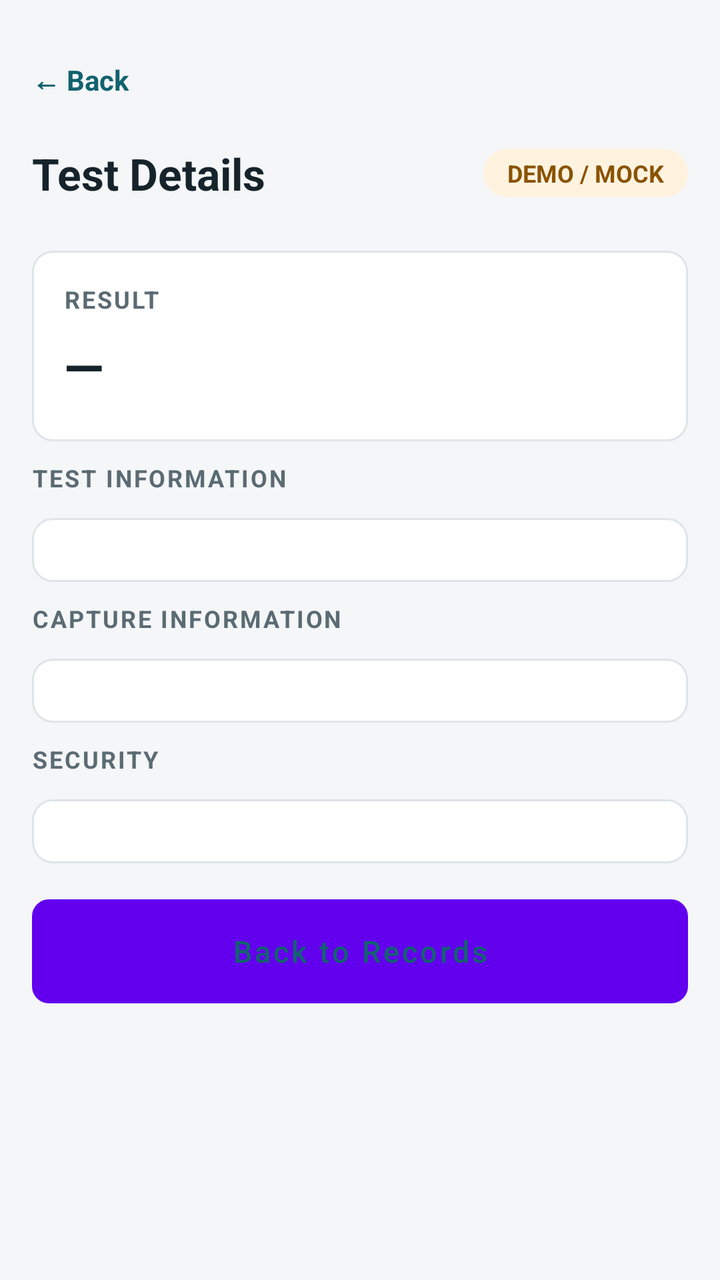
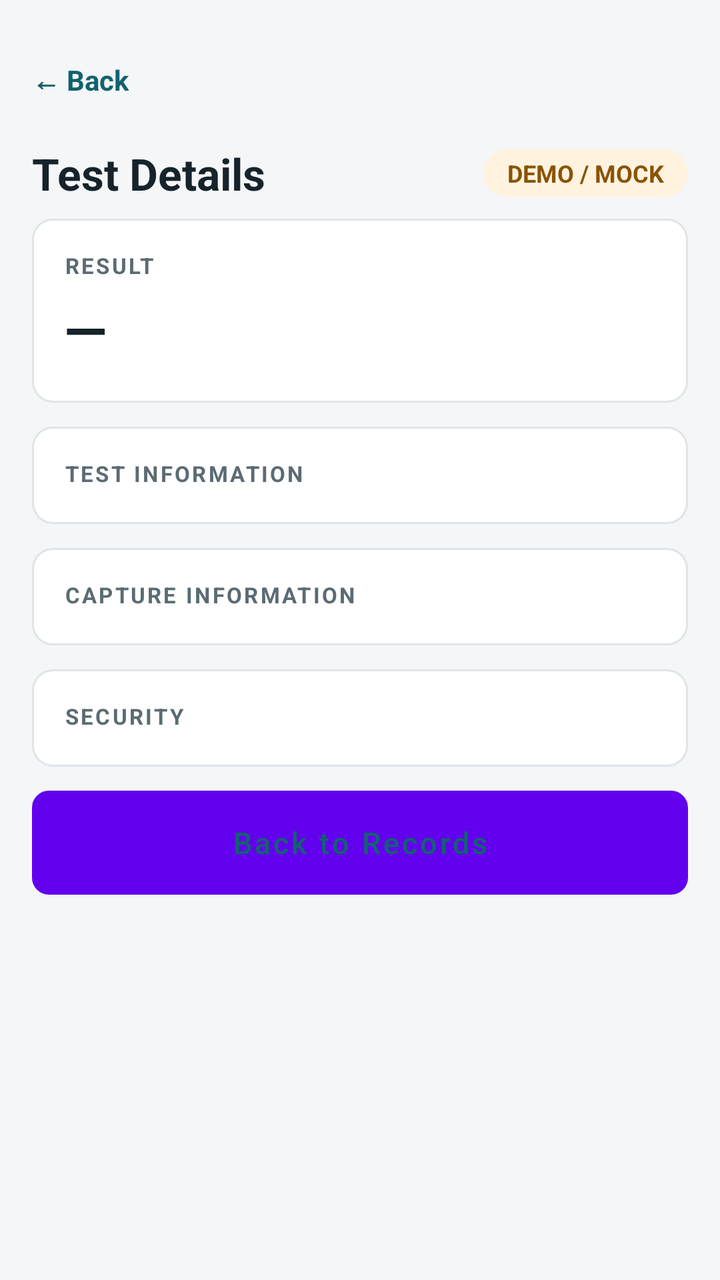

Two renders of the same Android screen: before a commit and after it. Below are the layout's source before the change and the commit's diff.
<!-- AndroidManifest.xml: fallback theme Theme.MaterialComponents.DayNight.NoActionBar -->
<!-- res/layout/activity_detail.xml -->
<?xml version="1.0" encoding="utf-8"?>
<ScrollView xmlns:android="http://schemas.android.com/apk/res/android"
    android:layout_width="match_parent"
    android:layout_height="match_parent"
    android:background="@color/background"
    android:fitsSystemWindows="true"
    android:fillViewport="true">

    <LinearLayout
        android:layout_width="match_parent"
        android:layout_height="wrap_content"
        android:orientation="vertical"
        android:padding="@dimen/screen_margin">

        <TextView
            android:id="@+id/tvBack"
            style="@style/Text.BackLink"
            android:layout_width="wrap_content"
            android:layout_height="wrap_content"
            android:contentDescription="@string/common_back"
            android:text="@string/common_back" />

        <LinearLayout
            android:layout_width="match_parent"
            android:layout_height="wrap_content"
            android:layout_marginTop="@dimen/item_gap"
            android:gravity="center_vertical"
            android:orientation="horizontal">

            <TextView
                style="@style/Text.ScreenTitle"
                android:layout_width="0dp"
                android:layout_height="wrap_content"
                android:layout_weight="1"
                android:text="Test Details" />

            <TextView
                android:id="@+id/tvDemoBanner"
                style="@style/Text.Pill"
                android:layout_width="wrap_content"
                android:layout_height="wrap_content"
                android:layout_marginLeft="@dimen/item_gap"
                android:background="@drawable/bg_pill"
                android:backgroundTint="@color/demo_bg"
                android:text="DEMO / MOCK"
                android:textColor="@color/demo_text" />
        </LinearLayout>

        <TextView
            android:id="@+id/tvDetail"
            style="@style/Text.Support"
            android:layout_width="match_parent"
            android:layout_height="wrap_content"
            android:layout_marginTop="12dp"
            android:text="Loading record..."
            android:visibility="gone" />

        
        <LinearLayout
            style="@style/Widget.Card"
            android:layout_width="match_parent"
            android:layout_height="wrap_content"
            android:layout_marginTop="@dimen/section_gap">

            <TextView
                style="@style/Text.SectionLabel"
                android:layout_width="wrap_content"
                android:layout_height="wrap_content"
                android:text="RESULT" />

            <TextView
                android:id="@+id/tvResult"
                style="@style/Text.ResultValue"
                android:layout_width="wrap_content"
                android:layout_height="wrap_content"
                android:layout_marginTop="@dimen/item_gap"
                android:text="—" />

            <LinearLayout
                android:id="@+id/containerResult"
                android:layout_width="match_parent"
                android:layout_height="wrap_content"
                android:layout_marginTop="4dp"
                android:orientation="vertical" />
        </LinearLayout>

        
        <TextView
            style="@style/Text.SectionLabel"
            android:layout_width="wrap_content"
            android:layout_height="wrap_content"
            android:layout_marginBottom="12dp"
            android:text="TEST INFORMATION" />

        <LinearLayout
            style="@style/Widget.Card"
            android:layout_width="match_parent"
            android:layout_height="wrap_content">

            <LinearLayout
                android:id="@+id/containerInfo"
                android:layout_width="match_parent"
                android:layout_height="wrap_content"
                android:orientation="vertical" />
        </LinearLayout>

        
        <TextView
            style="@style/Text.SectionLabel"
            android:layout_width="wrap_content"
            android:layout_height="wrap_content"
            android:layout_marginBottom="12dp"
            android:text="CAPTURE INFORMATION" />

        <LinearLayout
            style="@style/Widget.Card"
            android:layout_width="match_parent"
            android:layout_height="wrap_content">

            <LinearLayout
                android:id="@+id/containerCapture"
                android:layout_width="match_parent"
                android:layout_height="wrap_content"
                android:orientation="vertical" />
        </LinearLayout>

        
        <TextView
            style="@style/Text.SectionLabel"
            android:layout_width="wrap_content"
            android:layout_height="wrap_content"
            android:layout_marginBottom="12dp"
            android:text="SECURITY" />

        <LinearLayout
            style="@style/Widget.Card"
            android:layout_width="match_parent"
            android:layout_height="wrap_content">

            <LinearLayout
                android:id="@+id/containerSecurity"
                android:layout_width="match_parent"
                android:layout_height="wrap_content"
                android:orientation="vertical" />
        </LinearLayout>

        <Button
            android:id="@+id/btnBack"
            style="@style/Widget.Button.Secondary"
            android:layout_width="match_parent"
            android:layout_height="@dimen/button_height"
            android:layout_marginTop="@dimen/item_gap"
            android:text="Back to Records" />

    </LinearLayout>
</ScrollView>
<!-- resources referenced by this layout -->
<resources>
  <color name="background">#F4F6F8</color>
  <color name="demo_bg">#FFF3E0</color>
  <color name="demo_text">#8A5300</color>
  <dimen name="button_height">52dp</dimen>
  <dimen name="item_gap">8dp</dimen>
  <dimen name="screen_margin">16dp</dimen>
  <dimen name="section_gap">24dp</dimen>
  <!-- drawable bg_pill (drawable) -->
  <?xml version="1.0" encoding="utf-8"?>
  <shape xmlns:android="http://schemas.android.com/apk/res/android"
      android:shape="rectangle">
      <solid android:color="@color/surface" />
      <corners android:radius="20dp" />
  </shape>
  <string name="common_back">← Back</string>
  <style name="Text.Pill" parent="">
          <item name="android:textSize">12sp</item>
          <item name="android:textStyle">bold</item>
          <item name="android:paddingLeft">12dp</item>
          <item name="android:paddingRight">12dp</item>
          <item name="android:paddingTop">4dp</item>
          <item name="android:paddingBottom">4dp</item>
      </style>
  <style name="Text.ResultValue" parent="">
          <item name="android:textSize">26sp</item>
          <item name="android:textStyle">bold</item>
          <item name="android:textColor">@color/text_primary</item>
      </style>
  <style name="Text.ScreenTitle" parent="">
          <item name="android:textSize">22sp</item>
          <item name="android:textStyle">bold</item>
          <item name="android:textColor">@color/text_primary</item>
      </style>
  <style name="Text.SectionLabel" parent="">
          <item name="android:textSize">12sp</item>
          <item name="android:textStyle">bold</item>
          <item name="android:textColor">@color/text_secondary</item>
          <item name="android:letterSpacing">0.08</item>
      </style>
  <style name="Text.Support" parent="">
          <item name="android:textSize">14sp</item>
          <item name="android:textColor">@color/text_secondary</item>
          <item name="android:lineSpacingMultiplier">1.2</item>
      </style>
  <style name="Widget.Button.Secondary" parent="">
          <item name="android:layout_width">match_parent</item>
          <item name="android:layout_height">@dimen/button_height</item>
          <item name="android:background">@drawable/bg_button_secondary</item>
          <item name="android:textColor">@color/primary</item>
          <item name="android:textSize">15sp</item>
          <item name="android:textAllCaps">false</item>
          <item name="android:stateListAnimator">@null</item>
      </style>
  <style name="Widget.Card" parent="">
          <item name="android:background">@drawable/bg_card</item>
          <item name="android:padding">@dimen/card_padding</item>
          <item name="android:layout_marginBottom">@dimen/card_gap</item>
          <item name="android:orientation">vertical</item>
      </style>
  <color name="surface">#FFFFFF</color>
  <color name="primary">#12626F</color>
  <dimen name="touch_target">48dp</dimen>
  <color name="text_primary">#16232A</color>
  <color name="text_secondary">#5B6B73</color>
  <!-- drawable bg_button_secondary (drawable) -->
  <?xml version="1.0" encoding="utf-8"?>
  <shape xmlns:android="http://schemas.android.com/apk/res/android"
      android:shape="rectangle">
      <solid android:color="@color/surface" />
      <stroke
          android:width="1dp"
          android:color="@color/primary" />
      <corners android:radius="@dimen/button_radius" />
  </shape>
  <!-- drawable bg_card (drawable) -->
  <?xml version="1.0" encoding="utf-8"?>
  <shape xmlns:android="http://schemas.android.com/apk/res/android"
      android:shape="rectangle">
      <solid android:color="@color/surface" />
      <stroke
          android:width="1dp"
          android:color="@color/divider" />
      <corners android:radius="@dimen/card_radius" />
  </shape>
  <dimen name="card_padding">16dp</dimen>
  <dimen name="card_gap">10dp</dimen>
  <dimen name="button_radius">8dp</dimen>
  <color name="divider">#DFE4E8</color>
  <dimen name="card_radius">10dp</dimen>
  <!-- unchanged entries left out for length: 1 -->
</resources>

<!-- the commit's change to res/layout/activity_detail.xml (unified diff, before → after) -->
@@ -39,7 +39,7 @@
                 style="@style/Text.Pill"
                 android:layout_width="wrap_content"
                 android:layout_height="wrap_content"
-                android:layout_marginLeft="@dimen/item_gap"
+                android:layout_marginStart="@dimen/item_gap"
                 android:background="@drawable/bg_pill"
                 android:backgroundTint="@color/demo_bg"
                 android:text="DEMO / MOCK"
@@ -60,7 +60,7 @@
             style="@style/Widget.Card"
             android:layout_width="match_parent"
             android:layout_height="wrap_content"
-            android:layout_marginTop="@dimen/section_gap">
+            android:layout_marginTop="@dimen/item_gap">
 
             <TextView
                 style="@style/Text.SectionLabel"
@@ -73,74 +73,74 @@
                 style="@style/Text.ResultValue"
                 android:layout_width="wrap_content"
                 android:layout_height="wrap_content"
-                android:layout_marginTop="@dimen/item_gap"
+                android:layout_marginTop="6dp"
                 android:text="—" />
 
             <LinearLayout
                 android:id="@+id/containerResult"
                 android:layout_width="match_parent"
                 android:layout_height="wrap_content"
-                android:layout_marginTop="4dp"
+                android:layout_marginTop="@dimen/row_gap"
                 android:orientation="vertical" />
         </LinearLayout>
 
         
-        <TextView
-            style="@style/Text.SectionLabel"
-            android:layout_width="wrap_content"
-            android:layout_height="wrap_content"
-            android:layout_marginBottom="12dp"
-            android:text="TEST INFORMATION" />
-
         <LinearLayout
             style="@style/Widget.Card"
             android:layout_width="match_parent"
             android:layout_height="wrap_content">
 
+            <TextView
+                style="@style/Text.SectionLabel"
+                android:layout_width="wrap_content"
+                android:layout_height="wrap_content"
+                android:text="TEST INFORMATION" />
+
             <LinearLayout
                 android:id="@+id/containerInfo"
                 android:layout_width="match_parent"
                 android:layout_height="wrap_content"
+                android:layout_marginTop="@dimen/row_gap"
                 android:orientation="vertical" />
         </LinearLayout>
 
         
-        <TextView
-            style="@style/Text.SectionLabel"
-            android:layout_width="wrap_content"
-            android:layout_height="wrap_content"
-            android:layout_marginBottom="12dp"
-            android:text="CAPTURE INFORMATION" />
-
         <LinearLayout
             style="@style/Widget.Card"
             android:layout_width="match_parent"
             android:layout_height="wrap_content">
 
+            <TextView
+                style="@style/Text.SectionLabel"
+                android:layout_width="wrap_content"
+                android:layout_height="wrap_content"
+                android:text="CAPTURE INFORMATION" />
+
             <LinearLayout
                 android:id="@+id/containerCapture"
                 android:layout_width="match_parent"
                 android:layout_height="wrap_content"
+                android:layout_marginTop="@dimen/row_gap"
                 android:orientation="vertical" />
         </LinearLayout>
 
         
-        <TextView
-            style="@style/Text.SectionLabel"
-            android:layout_width="wrap_content"
-            android:layout_height="wrap_content"
-            android:layout_marginBottom="12dp"
-            android:text="SECURITY" />
-
         <LinearLayout
             style="@style/Widget.Card"
             android:layout_width="match_parent"
             android:layout_height="wrap_content">
 
+            <TextView
+                style="@style/Text.SectionLabel"
+                android:layout_width="wrap_content"
+                android:layout_height="wrap_content"
+                android:text="SECURITY" />
+
             <LinearLayout
                 android:id="@+id/containerSecurity"
                 android:layout_width="match_parent"
                 android:layout_height="wrap_content"
+                android:layout_marginTop="@dimen/row_gap"
                 android:orientation="vertical" />
         </LinearLayout>
 
@@ -149,7 +149,6 @@
             style="@style/Widget.Button.Secondary"
             android:layout_width="match_parent"
             android:layout_height="@dimen/button_height"
-            android:layout_marginTop="@dimen/item_gap"
             android:text="Back to Records" />
 
     </LinearLayout>
<!-- resource entries referenced after the edit -->
@@ -5,8 +5,8 @@
   <color name="demo_text">#8A5300</color>
   <dimen name="button_height">52dp</dimen>
   <dimen name="item_gap">8dp</dimen>
+  <dimen name="row_gap">2dp</dimen>
   <dimen name="screen_margin">16dp</dimen>
-  <dimen name="section_gap">24dp</dimen>
   <!-- drawable bg_pill (drawable) -->
   <?xml version="1.0" encoding="utf-8"?>
   <shape xmlns:android="http://schemas.android.com/apk/res/android"
@@ -24,7 +24,7 @@
           <item name="android:paddingBottom">4dp</item>
       </style>
   <style name="Text.ResultValue" parent="">
-          <item name="android:textSize">26sp</item>
+          <item name="android:textSize">28sp</item>
           <item name="android:textStyle">bold</item>
           <item name="android:textColor">@color/text_primary</item>
       </style>
@@ -34,15 +34,15 @@
           <item name="android:textColor">@color/text_primary</item>
       </style>
   <style name="Text.SectionLabel" parent="">
-          <item name="android:textSize">12sp</item>
+          <item name="android:textSize">11sp</item>
           <item name="android:textStyle">bold</item>
           <item name="android:textColor">@color/text_secondary</item>
-          <item name="android:letterSpacing">0.08</item>
+          <item name="android:letterSpacing">0.10</item>
       </style>
   <style name="Text.Support" parent="">
-          <item name="android:textSize">14sp</item>
+          <item name="android:textSize">13sp</item>
           <item name="android:textColor">@color/text_secondary</item>
-          <item name="android:lineSpacingMultiplier">1.2</item>
+          <item name="android:lineSpacingMultiplier">1.25</item>
       </style>
   <style name="Widget.Button.Secondary" parent="">
           <item name="android:layout_width">match_parent</item>
@@ -85,7 +85,7 @@
       <corners android:radius="@dimen/card_radius" />
   </shape>
   <dimen name="card_padding">16dp</dimen>
-  <dimen name="card_gap">10dp</dimen>
+  <dimen name="card_gap">12dp</dimen>
   <dimen name="button_radius">8dp</dimen>
   <color name="divider">#DFE4E8</color>
   <dimen name="card_radius">10dp</dimen>
